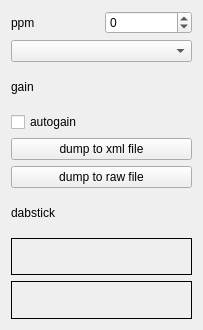
Above: dab-maxi/qt-devices/rtlsdr-handler/rtlsdr-widget.ui from JvanKatwijk/qt-dab before the change. Below: the same form after it.
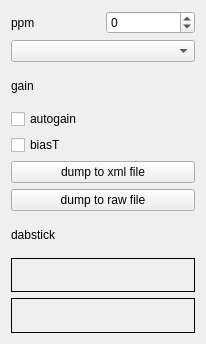
That is the form after the change.

Commit message: added biasT button for rtlsdr

```diff
--- a/dab-maxi/qt-devices/rtlsdr-handler/rtlsdr-widget.ui
+++ b/dab-maxi/qt-devices/rtlsdr-handler/rtlsdr-widget.ui
@@ -6,8 +6,8 @@
    <rect>
     <x>0</x>
     <y>0</y>
-    <width>203</width>
-    <height>330</height>
+    <width>206</width>
+    <height>344</height>
    </rect>
   </property>
   <property name="windowTitle">
@@ -66,6 +66,13 @@
      </property>
     </widget>
    </item>
+   <item>
+    <widget class="QCheckBox" name="biasControl">
+     <property name="text">
+      <string>biasT</string>
+     </property>
+    </widget>
+   </item>
    <item>
     <widget class="QPushButton" name="xml_dumpButton">
      <property name="toolTip">
```
The commit also changes 4 other files.
